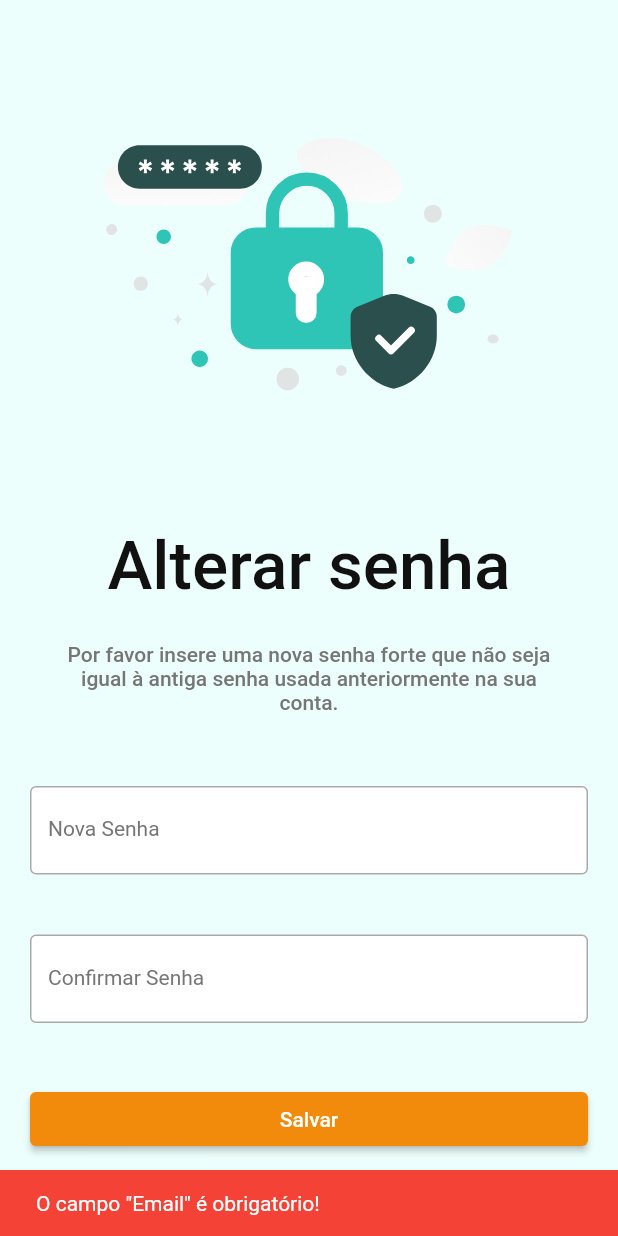
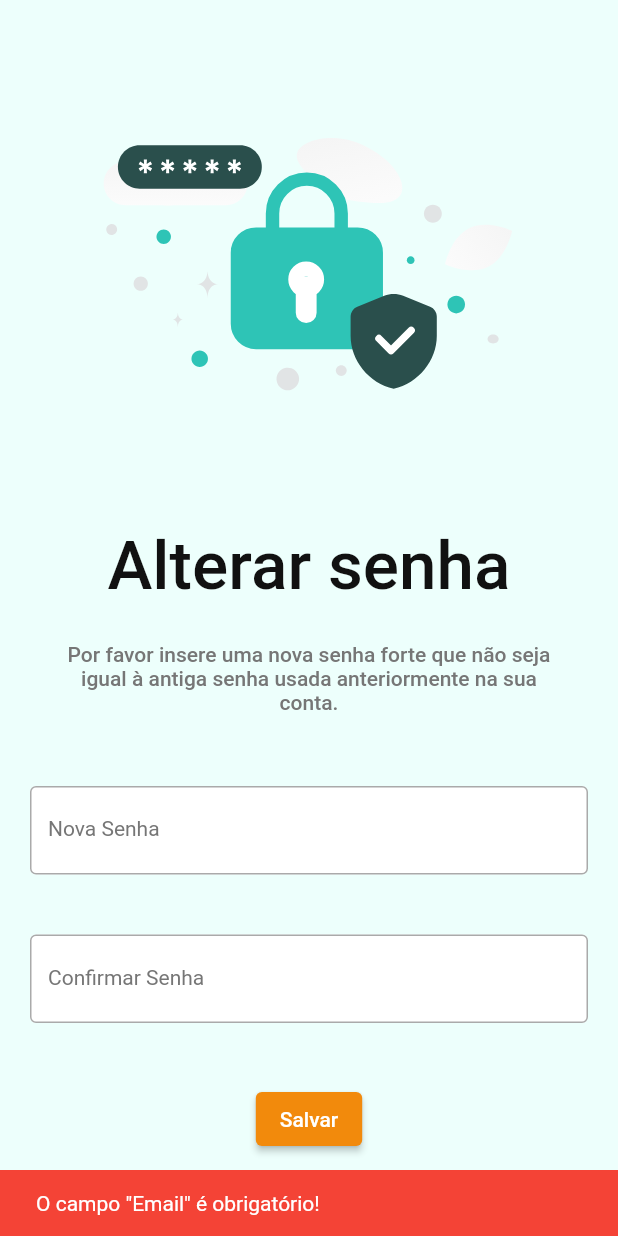
Before and after one commit to JoaoCupido/projeto_sti, a Flutter app: the RecoverAccount3 screen opened by its route, after a tap on "Salvar", on a phone screen of 412 x 824 dp. Run offline on Flutter 3.47's test engine with Material 2 defaults, Android fonts, the phone set to English and light mode, and no system bars; our stand-ins replace flutter_svg.

```diff
--- a/lib/main.dart
+++ b/lib/main.dart
@@ -27,7 +27,7 @@ class MyApp extends StatelessWidget {
             '/tutorial': (context) => const OnboardingScreen(),
             '/login': (context) => const AccountSessionScreen(),
             '/recover-account': (context) => const RecoverAccount1(),
-            '/recover-account-2': (context) => const RecoverAccount2(),
+            '/recover-account-2': (context) => RecoverAccount2(emailName: ''),
             '/recover-account-3': (context) => const RecoverAccount3(),
           },
           theme: ThemeData(
--- a/lib/recover_account_3.dart
+++ b/lib/recover_account_3.dart
@@ -10,24 +10,26 @@ class RecoverAccount3 extends StatefulWidget {
 
 class _RecoverAccount3State extends State<RecoverAccount3>
     with SingleTickerProviderStateMixin {
-  TextEditingController _emailController = TextEditingController();
+  TextEditingController _email1 = TextEditingController();
+  TextEditingController _email2 = TextEditingController();
 
   bool _validateEmailForm() {
-    final email = _emailController.text.trim();
+    final email1 = _email1.text.trim();
+    final email2 = _email2.text.trim();
 
     final RegExp emailRegex = RegExp(
       r'^[a-zA-Z0-9.]+@[a-zA-Z0-9]+\.[a-zA-Z]+',
     );
 
-    if (email.isEmpty) {
+    if (email1.isEmpty && email2.isEmpty) {
       ScaffoldMessenger.of(context).showSnackBar(SnackBar(
         content: const Text('O campo "Email" é obrigatório!'),
         backgroundColor: Theme.of(context).colorScheme.error,
       ));
       return false;
-    } else if (!emailRegex.hasMatch(email)) {
+    } else if (email1 != email2) {
       ScaffoldMessenger.of(context).showSnackBar(SnackBar(
-        content: const Text('Por favor, digite um email válido!'),
+        content: const Text('As senhas são diferentes.'),
         backgroundColor: Theme.of(context).colorScheme.error,
       ));
       return false;
@@ -77,7 +79,8 @@ class _RecoverAccount3State extends State<RecoverAccount3>
               child: Column(
                 children: [
                   TextField(
-                    controller: _emailController,
+                    obscureText: true,
+                    controller: _email1,
                     decoration: InputDecoration(
                       labelText: 'Nova Senha',
                       labelStyle: Theme.of(context).textTheme.bodyMedium,
@@ -99,7 +102,8 @@ class _RecoverAccount3State extends State<RecoverAccount3>
                   ),
                   const SizedBox(height: 40),
                   TextField(
-                    controller: _emailController,
+                    obscureText: true,
+                    controller: _email2,
                     decoration: InputDecoration(
                       labelText: 'Confirmar Senha',
                       labelStyle: Theme.of(context).textTheme.bodyMedium,
@@ -121,17 +125,16 @@ class _RecoverAccount3State extends State<RecoverAccount3>
                   ),
                   const SizedBox(height: 40),
                   Row(
+                    mainAxisAlignment: MainAxisAlignment.center,
                     children: [
-                      Expanded(
-                        child: ElevatedButton(
+                      ElevatedButton(
                         onPressed: () {
                           if (_validateEmailForm()) {
                             Navigator.of(context)
-                                  .pushReplacementNamed('/recover-account-2');
+                                .pushReplacementNamed('/login');
                           }
                         },
                         child: const Text('Salvar'),
-                        ),
                       ),
                     ],
                   ),
```
Also changed, not shown: lib/recover_account_1.dart (+8 -2 lines), lib/recover_account_2.dart (+7 -3 lines). Lines whose indentation alone changed are shown as unchanged.
